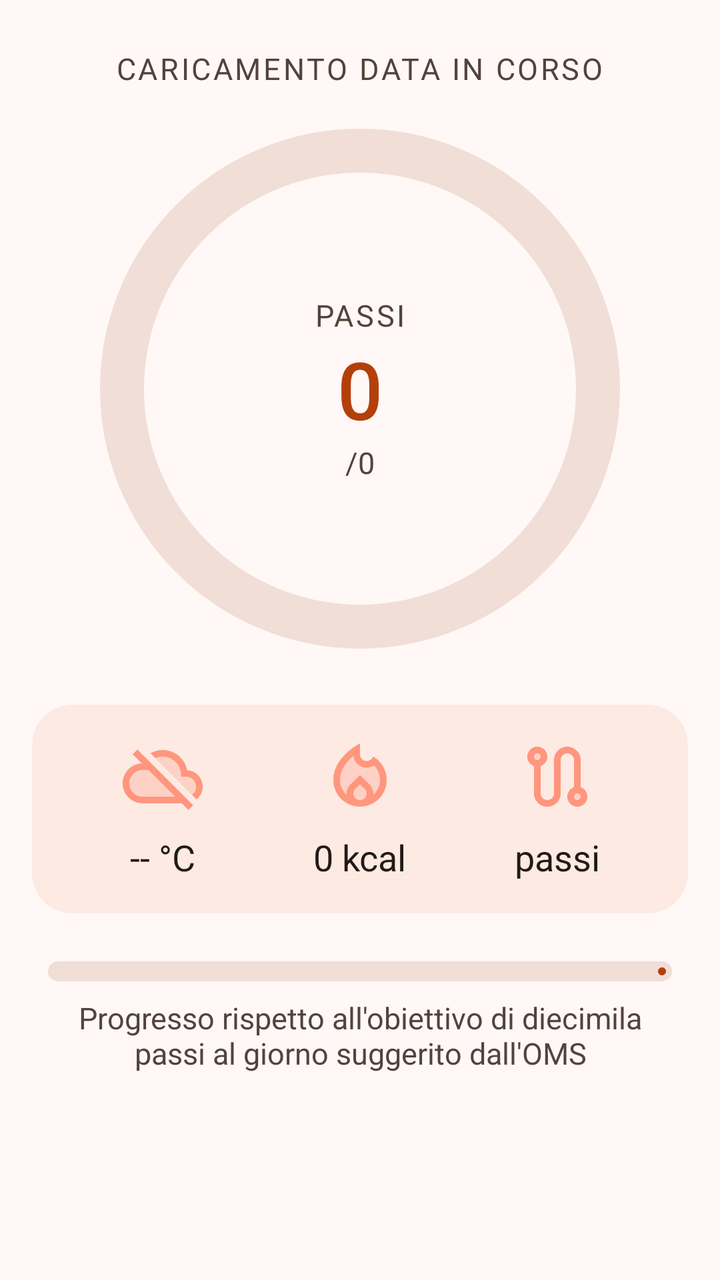
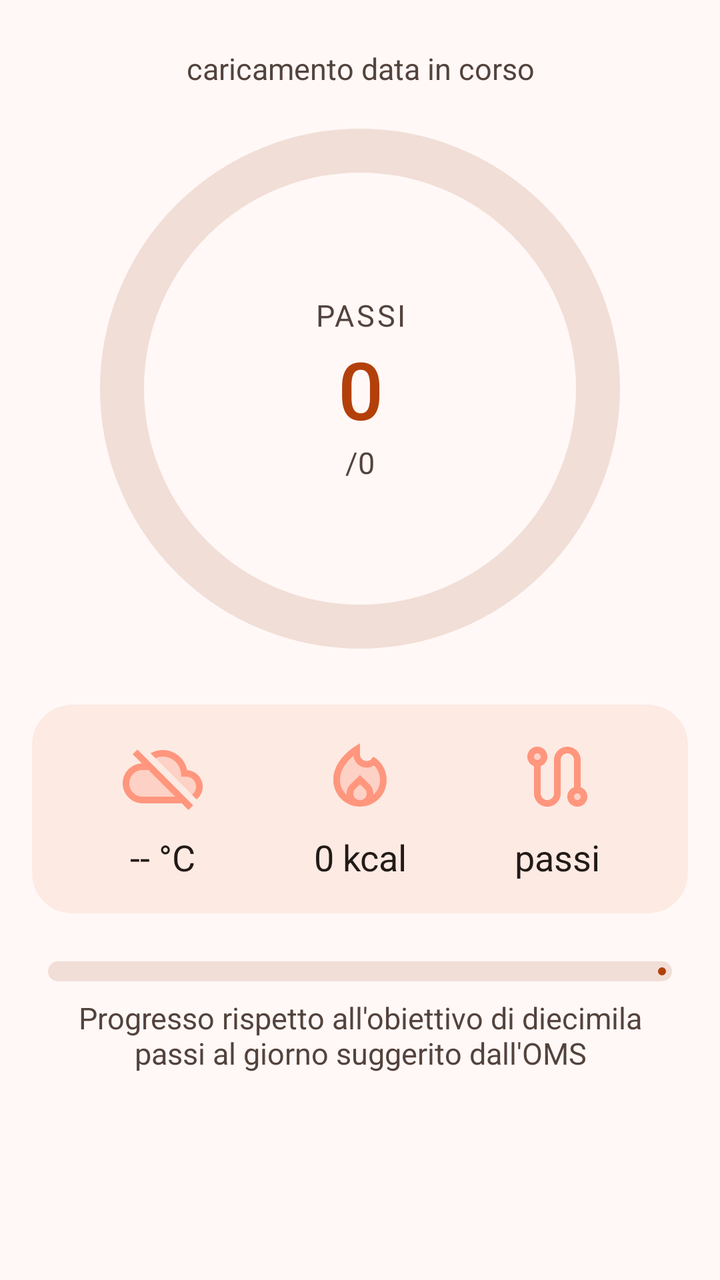

An Android layout rendered at two revisions. The XML below is the earlier revision; the diff shows what the commit changed to produce the second picture.
<!-- AndroidManifest.xml: application theme Theme.Passi -->
<!-- res/layout/fragment_home.xml -->
<?xml version="1.0" encoding="utf-8"?>
<FrameLayout xmlns:android="http://schemas.android.com/apk/res/android"
    xmlns:app="http://schemas.android.com/apk/res-auto"
    xmlns:tools="http://schemas.android.com/tools"
    android:layout_width="match_parent"
    android:layout_height="match_parent"
    tools:context=".home.HomeFragment">

    <LinearLayout
        android:id="@+id/mainLayout"
        android:layout_width="match_parent"
        android:layout_height="match_parent"
        android:gravity="center_horizontal"
        android:orientation="vertical"
        android:paddingTop="@dimen/space_l"
        android:paddingBottom="@dimen/space_m">

        <TextView
            android:id="@+id/giorno"
            style="@style/PassiText.Caption"
            android:layout_width="wrap_content"
            android:layout_height="wrap_content"
            android:letterSpacing="0.08"
            android:text="@string/data"
            android:textAllCaps="true" />

        <RelativeLayout
            android:layout_width="match_parent"
            android:layout_height="wrap_content"
            android:layout_marginTop="@dimen/space_m">

            <com.google.android.material.progressindicator.CircularProgressIndicator
                android:id="@+id/passiProgress"
                style="@style/PassiProgressRing"
                android:layout_width="wrap_content"
                android:layout_height="wrap_content"
                android:layout_centerInParent="true"
                android:indeterminate="false"
                android:max="100"
                android:progress="0" />

            <LinearLayout
                android:id="@+id/passiOggiGroup"
                android:layout_width="wrap_content"
                android:layout_height="wrap_content"
                android:layout_centerInParent="true"
                android:gravity="center_horizontal"
                android:orientation="vertical">

                <TextView
                    style="@style/PassiText.Caption"
                    android:layout_width="wrap_content"
                    android:layout_height="wrap_content"
                    android:letterSpacing="0.08"
                    android:text="@string/passi"
                    android:textAllCaps="true" />

                <TextView
                    android:id="@+id/passiOggi"
                    style="@style/PassiText.Display"
                    android:layout_width="wrap_content"
                    android:layout_height="wrap_content"
                    android:text="@string/passiOggi" />

                <TextView
                    android:id="@+id/passiObiettivo"
                    style="@style/PassiText.Caption"
                    android:layout_width="wrap_content"
                    android:layout_height="wrap_content"
                    android:text="@string/passiObiettivo" />

            </LinearLayout>
        </RelativeLayout>

        
        <com.google.android.material.card.MaterialCardView
            android:layout_width="match_parent"
            android:layout_height="wrap_content"
            android:layout_marginHorizontal="@dimen/space_m"
            android:layout_marginTop="@dimen/space_l">

            <LinearLayout
                android:layout_width="match_parent"
                android:layout_height="wrap_content"
                android:orientation="horizontal"
                android:padding="@dimen/card_content_padding">

                <LinearLayout
                    android:layout_width="0dp"
                    android:layout_height="wrap_content"
                    android:layout_weight="1"
                    android:gravity="center_horizontal"
                    android:orientation="vertical">

                    <ImageView
                        android:id="@+id/meteoIcona"
                        android:layout_width="40dp"
                        android:layout_height="40dp"
                        android:adjustViewBounds="true"
                        android:scaleType="fitCenter"
                        android:src="@drawable/no_meteo" />

                    <TextView
                        android:id="@+id/meteoTesto"
                        style="@style/PassiText.Body"
                        android:layout_width="wrap_content"
                        android:layout_height="wrap_content"
                        android:layout_marginTop="@dimen/space_s"
                        android:text="@string/temperatura" />
                </LinearLayout>

                <LinearLayout
                    android:layout_width="0dp"
                    android:layout_height="wrap_content"
                    android:layout_weight="1"
                    android:gravity="center_horizontal"
                    android:orientation="vertical">

                    <ImageView
                        android:layout_width="40dp"
                        android:layout_height="40dp"
                        android:adjustViewBounds="true"
                        android:scaleType="fitCenter"
                        android:src="@drawable/fire" />

                    <TextView
                        android:id="@+id/calorieTesto"
                        style="@style/PassiText.Body"
                        android:layout_width="wrap_content"
                        android:layout_height="wrap_content"
                        android:layout_marginTop="@dimen/space_s"
                        android:text="@string/calorie" />
                </LinearLayout>

                <LinearLayout
                    android:layout_width="0dp"
                    android:layout_height="wrap_content"
                    android:layout_weight="1"
                    android:gravity="center_horizontal"
                    android:orientation="vertical">

                    <ImageView
                        android:id="@+id/kmIcona"
                        android:layout_width="40dp"
                        android:layout_height="40dp"
                        android:adjustViewBounds="true"
                        android:scaleType="fitCenter"
                        android:src="@drawable/route" />

                    <TextView
                        android:id="@+id/kmTesto"
                        style="@style/PassiText.Body"
                        android:layout_width="wrap_content"
                        android:layout_height="wrap_content"
                        android:layout_marginTop="@dimen/space_s"
                        android:text="@string/km" />
                </LinearLayout>

            </LinearLayout>
        </com.google.android.material.card.MaterialCardView>

        <com.google.android.material.progressindicator.LinearProgressIndicator
            android:id="@+id/OMSProgress"
            style="@style/PassiProgressBar"
            android:layout_width="match_parent"
            android:layout_height="wrap_content"
            android:layout_marginHorizontal="@dimen/space_l"
            android:layout_marginTop="@dimen/space_l"
            android:indeterminate="false"
            android:max="100"
            android:progress="0" />

        <TextView
            android:id="@+id/OMS"
            style="@style/PassiText.Caption"
            android:layout_width="wrap_content"
            android:layout_height="wrap_content"
            android:layout_marginHorizontal="@dimen/space_l"
            android:layout_marginVertical="@dimen/space_s"
            android:text="@string/passiStandard"
            android:textAlignment="center" />
    </LinearLayout>

</FrameLayout>
<!-- resources referenced by this layout -->
<resources>
  <dimen name="card_content_padding">16dp</dimen>
  <dimen name="space_l">24dp</dimen>
  <dimen name="space_m">16dp</dimen>
  <dimen name="space_s">8dp</dimen>
  <string name="calorie">0 kcal</string>
  <string name="data">caricamento data in corso</string>
  <string name="km">passi</string>
  <string name="passi">passi</string>
  <string name="passiObiettivo">/0</string>
  <string name="passiOggi">0</string>
  <string name="passiStandard">Progresso rispetto all\'obiettivo di diecimila passi al giorno suggerito dall\'OMS</string>
  <string name="temperatura">-- °C</string>
  <style name="PassiText.Body">
          <item name="android:textSize">@dimen/text_size_body</item>
      </style>
  <style name="PassiText.Display">
          <item name="android:textSize">@dimen/text_size_display</item>
          <item name="android:fontFamily">sans-serif-medium</item>
          <item name="android:letterSpacing">-0.02</item>
          <item name="android:textColor">?attr/colorPrimary</item>
      </style>
  <dimen name="progress_ring_size">260dp</dimen>
  <dimen name="progress_ring_thickness">22dp</dimen>
  <dimen name="progress_ring_corner">11dp</dimen>
  <dimen name="text_size_body">18sp</dimen>
  <dimen name="text_size_caption">15sp</dimen>
  <dimen name="text_size_display">40sp</dimen>
  <color name="md_primary">#FFB3400A</color>
  <color name="md_on_primary">#FFFFFFFF</color>
  <color name="md_primary_container">#FFFFDBCC</color>
  <color name="md_on_primary_container">#FF3B0A00</color>
  <color name="md_secondary">#FF77574A</color>
  <color name="md_on_secondary">#FFFFFFFF</color>
  <color name="md_secondary_container">#FFFFDBCC</color>
  <color name="md_on_secondary_container">#FF2C160D</color>
  <color name="md_tertiary">#FF6C5D2F</color>
  <color name="md_on_tertiary">#FFFFFFFF</color>
  <color name="md_tertiary_container">#FFF5E1A7</color>
  <color name="md_on_tertiary_container">#FF241A00</color>
  <color name="md_error">#FFBA1A1A</color>
  <color name="md_on_error">#FFFFFFFF</color>
  <color name="md_error_container">#FFFFDAD6</color>
  <color name="md_on_error_container">#FF410002</color>
  <color name="md_background">#FFFFF8F6</color>
  <color name="md_on_background">#FF221A16</color>
  <color name="md_surface">#FFFFF8F6</color>
  <color name="md_on_surface">#FF221A16</color>
  <color name="md_surface_variant">#FFF5DED5</color>
  <color name="md_on_surface_variant">#FF53433D</color>
  <color name="md_surface_container_lowest">#FFFFFFFF</color>
  <color name="md_surface_container_low">#FFFFF1EB</color>
  <color name="md_surface_container">#FFFCEAE3</color>
  <color name="md_surface_container_high">#FFF7E4DD</color>
  <color name="md_surface_container_highest">#FFF1DED7</color>
  <color name="md_outline">#FF85736C</color>
  <color name="md_outline_variant">#FFD8C2BA</color>
  <color name="md_inverse_surface">#FF382E2A</color>
  <color name="md_inverse_on_surface">#FFFFEDE7</color>
  <style name="PassiSwitch" parent="Widget.Material3.CompoundButton.MaterialSwitch" />
  <dimen name="card_corner_radius">20dp</dimen>
  <dimen name="text_size_title">22sp</dimen>
  <!-- unchanged entries left out for length: 12 -->
</resources>

<!-- the commit's change to res/layout/fragment_home.xml (unified diff, before → after) -->
@@ -15,14 +15,15 @@
         android:paddingTop="@dimen/space_l"
         android:paddingBottom="@dimen/space_m">
 
+        
         <TextView
             android:id="@+id/giorno"
-            style="@style/PassiText.Caption"
-            android:layout_width="wrap_content"
+            style="@style/PassiText.Caption.Fit"
+            android:layout_width="match_parent"
             android:layout_height="wrap_content"
-            android:letterSpacing="0.08"
-            android:text="@string/data"
-            android:textAllCaps="true" />
+            android:gravity="center"
+            android:paddingHorizontal="@dimen/space_m"
+            android:text="@string/data" />
 
         <RelativeLayout
             android:layout_width="match_parent"
@@ -41,32 +42,35 @@
 
             <LinearLayout
                 android:id="@+id/passiOggiGroup"
-                android:layout_width="wrap_content"
+                android:layout_width="@dimen/progress_ring_content_width"
                 android:layout_height="wrap_content"
                 android:layout_centerInParent="true"
                 android:gravity="center_horizontal"
                 android:orientation="vertical">
 
                 <TextView
-                    style="@style/PassiText.Caption"
-                    android:layout_width="wrap_content"
+                    style="@style/PassiText.Caption.Fit"
+                    android:layout_width="match_parent"
                     android:layout_height="wrap_content"
+                    android:gravity="center"
                     android:letterSpacing="0.08"
                     android:text="@string/passi"
                     android:textAllCaps="true" />
 
                 <TextView
                     android:id="@+id/passiOggi"
-                    style="@style/PassiText.Display"
-                    android:layout_width="wrap_content"
+                    style="@style/PassiText.Display.Fit"
+                    android:layout_width="match_parent"
                     android:layout_height="wrap_content"
+                    android:gravity="center"
                     android:text="@string/passiOggi" />
 
                 <TextView
                     android:id="@+id/passiObiettivo"
-                    style="@style/PassiText.Caption"
-                    android:layout_width="wrap_content"
+                    style="@style/PassiText.Caption.Fit"
+                    android:layout_width="match_parent"
                     android:layout_height="wrap_content"
+                    android:gravity="center"
                     android:text="@string/passiObiettivo" />
 
             </LinearLayout>
@@ -102,10 +106,11 @@
 
                     <TextView
                         android:id="@+id/meteoTesto"
-                        style="@style/PassiText.Body"
-                        android:layout_width="wrap_content"
+                        style="@style/PassiText.Body.Fit"
+                        android:layout_width="match_parent"
                         android:layout_height="wrap_content"
                         android:layout_marginTop="@dimen/space_s"
+                        android:gravity="center"
                         android:text="@string/temperatura" />
                 </LinearLayout>
 
@@ -125,10 +130,11 @@
 
                     <TextView
                         android:id="@+id/calorieTesto"
-                        style="@style/PassiText.Body"
-                        android:layout_width="wrap_content"
+                        style="@style/PassiText.Body.Fit"
+                        android:layout_width="match_parent"
                         android:layout_height="wrap_content"
                         android:layout_marginTop="@dimen/space_s"
+                        android:gravity="center"
                         android:text="@string/calorie" />
                 </LinearLayout>
 
@@ -149,10 +155,11 @@
 
                     <TextView
                         android:id="@+id/kmTesto"
-                        style="@style/PassiText.Body"
-                        android:layout_width="wrap_content"
+                        style="@style/PassiText.Body.Fit"
+                        android:layout_width="match_parent"
                         android:layout_height="wrap_content"
                         android:layout_marginTop="@dimen/space_s"
+                        android:gravity="center"
                         android:text="@string/km" />
                 </LinearLayout>
 
@@ -170,10 +177,11 @@
             android:max="100"
             android:progress="0" />
 
+        
         <TextView
             android:id="@+id/OMS"
             style="@style/PassiText.Caption"
-            android:layout_width="wrap_content"
+            android:layout_width="match_parent"
             android:layout_height="wrap_content"
             android:layout_marginHorizontal="@dimen/space_l"
             android:layout_marginVertical="@dimen/space_s"
<!-- resource entries referenced after the edit -->
@@ -1,6 +1,7 @@
 <!-- resources referenced by this layout -->
 <resources>
   <dimen name="card_content_padding">16dp</dimen>
+  <dimen name="progress_ring_content_width">170dp</dimen>
   <dimen name="space_l">24dp</dimen>
   <dimen name="space_m">16dp</dimen>
   <dimen name="space_s">8dp</dimen>
@@ -12,20 +13,35 @@
   <string name="passiOggi">0</string>
   <string name="passiStandard">Progresso rispetto all\'obiettivo di diecimila passi al giorno suggerito dall\'OMS</string>
   <string name="temperatura">-- °C</string>
-  <style name="PassiText.Body">
-          <item name="android:textSize">@dimen/text_size_body</item>
+  <style name="PassiText.Body.Fit">
+          <item name="android:maxLines">1</item>
+          <item name="autoSizeTextType">uniform</item>
+          <item name="autoSizeMinTextSize">@dimen/text_size_autosize_min</item>
+          <item name="autoSizeMaxTextSize">@dimen/text_size_body</item>
+          <item name="autoSizeStepGranularity">1sp</item>
       </style>
-  <style name="PassiText.Display">
-          <item name="android:textSize">@dimen/text_size_display</item>
-          <item name="android:fontFamily">sans-serif-medium</item>
-          <item name="android:letterSpacing">-0.02</item>
-          <item name="android:textColor">?attr/colorPrimary</item>
+  <style name="PassiText.Caption.Fit">
+          <item name="android:maxLines">1</item>
+          <item name="android:ellipsize">end</item>
+          <item name="autoSizeTextType">uniform</item>
+          <item name="autoSizeMinTextSize">@dimen/text_size_autosize_min</item>
+          <item name="autoSizeMaxTextSize">@dimen/text_size_caption</item>
+          <item name="autoSizeStepGranularity">1sp</item>
+      </style>
+  <style name="PassiText.Display.Fit">
+          <item name="android:maxLines">1</item>
+          <item name="autoSizeTextType">uniform</item>
+          <item name="autoSizeMinTextSize">@dimen/text_size_headline</item>
+          <item name="autoSizeMaxTextSize">@dimen/text_size_display</item>
+          <item name="autoSizeStepGranularity">1sp</item>
       </style>
   <dimen name="progress_ring_size">260dp</dimen>
   <dimen name="progress_ring_thickness">22dp</dimen>
   <dimen name="progress_ring_corner">11dp</dimen>
+  <dimen name="text_size_autosize_min">11sp</dimen>
   <dimen name="text_size_body">18sp</dimen>
   <dimen name="text_size_caption">15sp</dimen>
+  <dimen name="text_size_headline">24sp</dimen>
   <dimen name="text_size_display">40sp</dimen>
   <color name="md_primary">#FFB3400A</color>
   <color name="md_on_primary">#FFFFFFFF</color>
